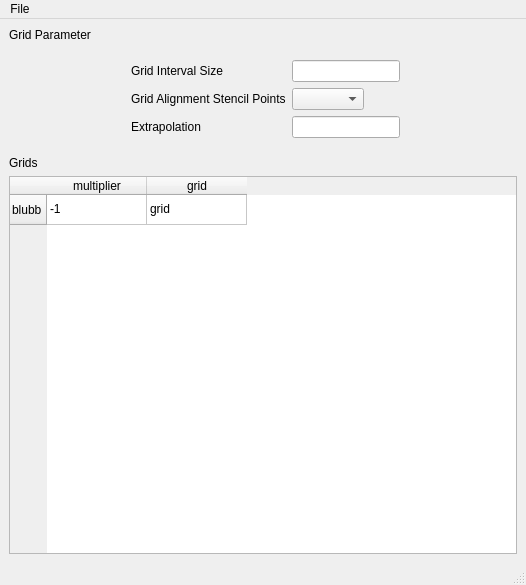
Qt form mpl_qt/ui/main.ui (michaelhaberler/mpl_qt) before a commit.
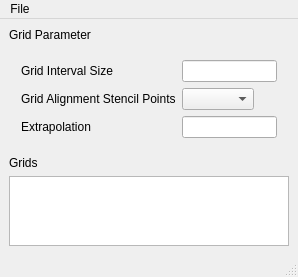
The same form after that commit.

Commit message: Open files and additional window for each file.

```diff
--- a/mpl_qt/ui/main.ui
+++ b/mpl_qt/ui/main.ui
@@ -6,8 +6,8 @@
    <rect>
     <x>0</x>
     <y>0</y>
-    <width>526</width>
-    <height>585</height>
+    <width>298</width>
+    <height>266</height>
    </rect>
   </property>
   <property name="windowTitle">
@@ -92,33 +92,7 @@
          </widget>
         </item>
         <item>
-         <widget class="QTableWidget" name="gridTableWidget">
-          <row>
-           <property name="text">
-            <string>blubb</string>
-           </property>
-          </row>
-          <column>
-           <property name="text">
-            <string>multiplier</string>
-           </property>
-          </column>
-          <column>
-           <property name="text">
-            <string>grid</string>
-           </property>
-          </column>
-          <item row="0" column="0">
-           <property name="text">
-            <string>-1</string>
-           </property>
-          </item>
-          <item row="0" column="1">
-           <property name="text">
-            <string>grid</string>
-           </property>
-          </item>
-         </widget>
+         <widget class="QTableWidget" name="gridTableWidget"/>
         </item>
        </layout>
       </item>
@@ -131,8 +105,8 @@
     <rect>
      <x>0</x>
      <y>0</y>
-     <width>526</width>
-     <height>22</height>
+     <width>298</width>
+     <height>20</height>
     </rect>
    </property>
    <widget class="QMenu" name="menuFile">
```
Left out of the diff: 5 changed lines with no effect on the pictures. The commit also changes 2 other files.
